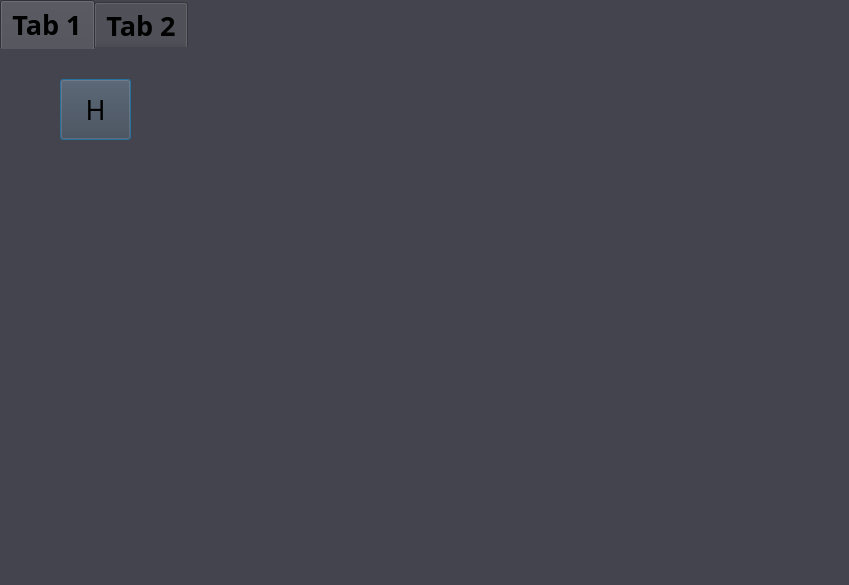
This is STAGE4/Example-menu/dialog.ui in demirciAhmet/periodiCpp as Qt 5 draws it before an edit. The edited form follows.
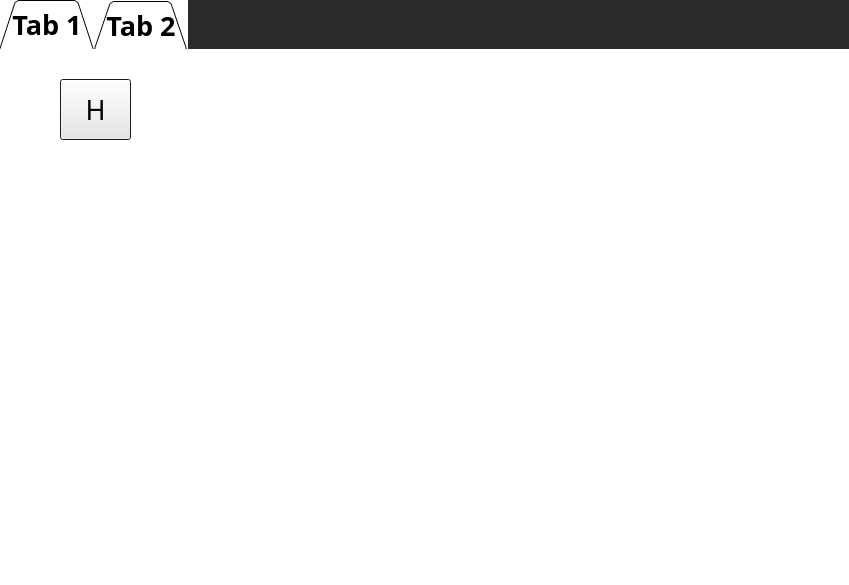
This is the edited form.

Diff of the .ui file:
```diff
--- a/STAGE4/Example-menu/dialog.ui
+++ b/STAGE4/Example-menu/dialog.ui
@@ -31,9 +31,9 @@
    <bool>false</bool>
   </property>
   <property name="styleSheet">
-   <string notr="true">background-color: rgb(67, 68, 77);
-border-color: rgb(67, 68, 77);
-alternate-background-color: rgb(67, 68, 77);</string>
+   <string notr="true">background-color: rgb(42, 42, 42);
+border-color: rgb(42, 42, 42);
+alternate-background-color: rgb(42, 42, 42);</string>
   </property>
   <layout class="QHBoxLayout" name="horizontalLayout">
    <property name="spacing">
@@ -65,8 +65,16 @@
      <property name="focusPolicy">
       <enum>Qt::TabFocus</enum>
      </property>
+     <property name="autoFillBackground">
+      <bool>false</bool>
+     </property>
      <property name="styleSheet">
-      <string notr="true"/>
+      <string notr="true">selection-color: rgb(255, 255, 255);
+background-color: rgb(255, 255, 255);
+selection-background-color: rgb(35, 35, 35);</string>
+     </property>
+     <property name="tabShape">
+      <enum>QTabWidget::Triangular</enum>
      </property>
      <property name="currentIndex">
       <number>0</number>
```
Left out of the diff: 6 changed lines with no effect on the pictures.
